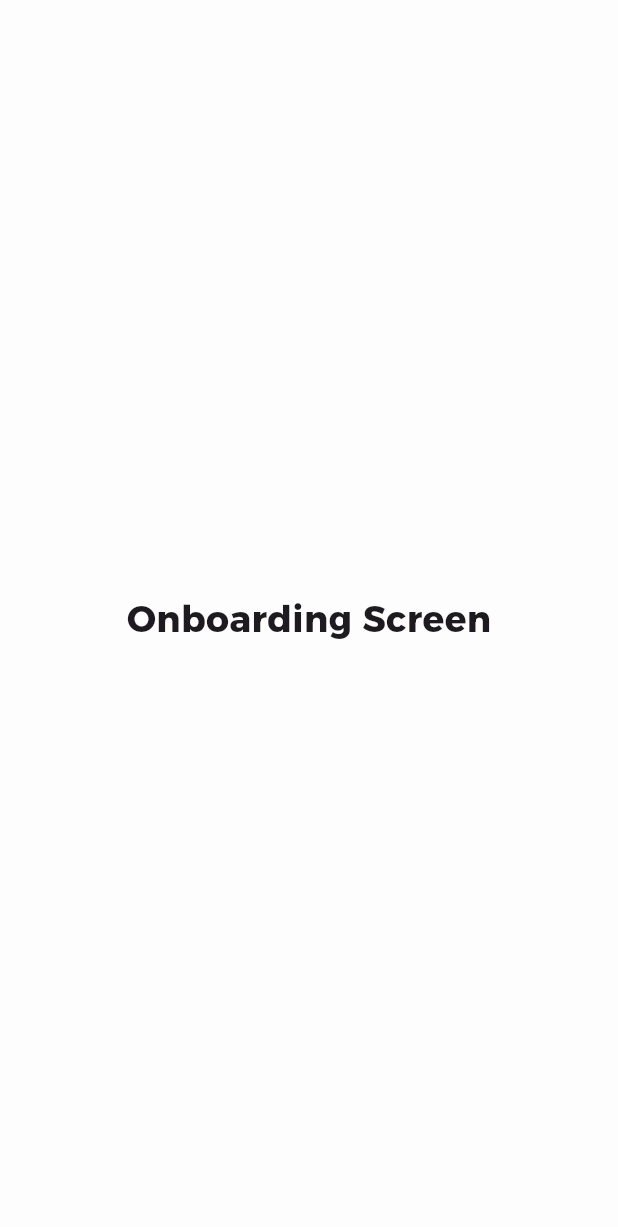
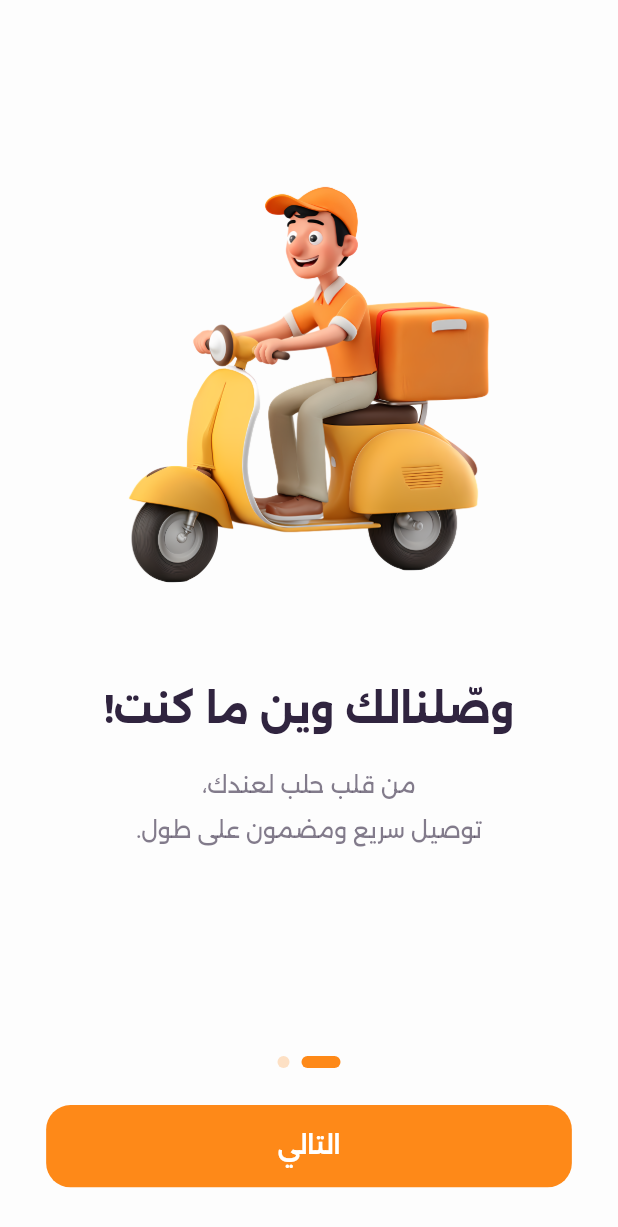
Before and after one commit to abdullahdebo/safi_app, a Flutter app: the screen it shows after launch, on a phone screen of 412 x 824 dp. Shown: the top 1227 px of the screen. Run offline on Flutter 3.47's test engine with Material 3 defaults, Android fonts, the phone set to English and light mode, and no system bars; our stand-ins replace flutter_screenutil.

Commit message:
feat(onboarding): implement multi-page onboarding screen with animations
Replace placeholder with a full PageView-based onboarding flow
(2 pages) using RTL layout and smooth page transitions.

New widgets:
- OnboardingPageContent: image + title + subtitle per page
- OnboardingDotIndicator: animated page-position dots
- OnboardingActionButton: primary CTA that advances pages or
  navigates to the login screen on the last page
- OnboardingFloatingImage: decorative floating image widget

```diff
--- a/lib/features/onboarding/ui/onboarding_screen.dart
+++ b/lib/features/onboarding/ui/onboarding_screen.dart
@@ -1,18 +1,135 @@
 import 'package:flutter/material.dart';
+import 'package:flutter_screenutil/flutter_screenutil.dart';
+import 'package:safi_delivery/core/helper/extensions.dart';
+import 'package:safi_delivery/core/helper/spacing.dart';
+import 'package:safi_delivery/core/routing/routes.dart';
+import 'package:safi_delivery/core/theme/app_colors.dart';
+import 'package:safi_delivery/features/onboarding/widget/onboarding_action_button.dart';
+import 'package:safi_delivery/features/onboarding/widget/onboarding_dot_indicator.dart';
+import 'package:safi_delivery/features/onboarding/widget/onboarding_page_content.dart';
 
-class OnboardingScreen extends StatelessWidget {
+// ─── Data model
+
+class OnboardingData {
+  final String imagePath;
+  final String title;
+  final String subtitle;
+  final String buttonLabel;
+  final bool flipImage;
+
+  const OnboardingData({
+    required this.imagePath,
+    required this.title,
+    required this.subtitle,
+    required this.buttonLabel,
+    this.flipImage = false,
+  });
+}
+
+const pages = [
+  OnboardingData(
+    imagePath: 'assets/image/delivery_moto.png',
+    title: 'وصّلنالك وين ما كنت!',
+    subtitle: 'من قلب حلب لعندك،\nتوصيل سريع ومضمون على طول.',
+    buttonLabel: 'التالي',
+    flipImage: true,
+  ),
+  OnboardingData(
+    imagePath: 'assets/image/man_stand.png',
+    title: 'صافي دليفري',
+    subtitle:
+        'كل طلبك يوصلك بأمان وبإيد أمينة،\nونحنا دايمًا معك.',
+    buttonLabel: 'يلا خلينا نبلش',
+  ),
+];
+
+// ─── Screen ─────
+
+class OnboardingScreen extends StatefulWidget {
   const OnboardingScreen({super.key});
+
+  @override
+  State<OnboardingScreen> createState() =>
+      _OnboardingScreenState();
+}
+
+class _OnboardingScreenState extends State<OnboardingScreen> {
+  final PageController pageController = PageController();
+  int currentPage = 0;
+
+  @override
+  void dispose() {
+    pageController.dispose();
+    super.dispose();
+  }
+
+  void onActionTapped() {
+    if (currentPage < pages.length - 1) {
+      pageController.nextPage(
+        duration: const Duration(milliseconds: 450),
+        curve: Curves.easeInOut,
+      );
+    } else {
+      context.pushReplacementNamed(Routes.login);
+    }
+  }
 
   @override
   Widget build(BuildContext context) {
     return Scaffold(
-      body: Center(
-        child: Text(
-          'Onboarding Screen',
-          style: TextStyle(
-            fontFamily: 'Alexandria',
-            fontSize: 24,
-            fontWeight: FontWeight.bold,
+      backgroundColor: AppColors.backgroundColor,
+      body: SafeArea(
+        child: Directionality(
+          textDirection: TextDirection.rtl,
+          child: Column(
+            children: [
+              Expanded(
+                child: PageView.builder(
+                  controller: pageController,
+                  itemCount: pages.length,
+                  onPageChanged: (index) =>
+                      setState(() => currentPage = index),
+                  itemBuilder: (context, index) {
+                    final data = pages[index];
+                    return OnboardingPageContent(
+                      key: ValueKey(index),
+                      imagePath: data.imagePath,
+                      title: data.title,
+                      subtitle: data.subtitle,
+                      flipImage: data.flipImage,
+                    );
+                  },
+                ),
+              ),
+
+              // ── Bottom bar: dots + button
+              Padding(
+                padding: EdgeInsets.symmetric(
+                  horizontal: 28.w,
+                  vertical: 32.h,
+                ),
+                child: Column(
+                  mainAxisSize: MainAxisSize.min,
+                  children: [
+                    OnboardingDotIndicator(
+                      count: pages.length,
+                      currentIndex: currentPage,
+                    ),
+                    verticalSpace(24.h),
+                    AnimatedSwitcher(
+                      duration: const Duration(
+                        milliseconds: 300,
+                      ),
+                      child: OnboardingActionButton(
+                        key: ValueKey(currentPage),
+                        label: pages[currentPage].buttonLabel,
+                        onTap: onActionTapped,
+                      ),
+                    ),
+                  ],
+                ),
+              ),
+            ],
           ),
         ),
       ),
--- /dev/null
+++ b/lib/features/onboarding/widget/onboarding_action_button.dart
@@ -0,0 +1,43 @@
+import 'package:flutter/material.dart';
+import 'package:flutter_screenutil/flutter_screenutil.dart';
+import 'package:safi_delivery/core/theme/app_colors.dart';
+
+class OnboardingActionButton extends StatelessWidget {
+  final String label;
+  final VoidCallback onTap;
+
+  const OnboardingActionButton({
+    super.key,
+    required this.label,
+    required this.onTap,
+  });
+
+  @override
+  Widget build(BuildContext context) {
+    return SizedBox(
+      width: double.infinity,
+      height: 54.h,
+      child: ElevatedButton(
+        onPressed: onTap,
+        style: ElevatedButton.styleFrom(
+          backgroundColor: AppColors.primaryColor,
+          foregroundColor: Colors.white,
+          elevation: 0,
+          shadowColor: Colors.transparent,
+          shape: RoundedRectangleBorder(
+            borderRadius: BorderRadius.circular(16.r),
+          ),
+        ),
+        child: Text(
+          label,
+          style: TextStyle(
+            fontFamily: 'Alexandria',
+            fontSize: 16.sp,
+            fontWeight: FontWeight.w600,
+            letterSpacing: 0.3,
+          ),
+        ),
+      ),
+    );
+  }
+}
--- /dev/null
+++ b/lib/features/onboarding/widget/onboarding_dot_indicator.dart
@@ -0,0 +1,40 @@
+import 'package:flutter/material.dart';
+import 'package:safi_delivery/core/theme/app_colors.dart';
+
+class OnboardingDotIndicator extends StatelessWidget {
+  final int count;
+  final int currentIndex;
+
+  const OnboardingDotIndicator({
+    super.key,
+    required this.count,
+    required this.currentIndex,
+  });
+
+  @override
+  Widget build(BuildContext context) {
+    return Row(
+      mainAxisAlignment: MainAxisAlignment.center,
+      children: List.generate(count, (index) {
+        final isActive = index == currentIndex;
+        return Padding(
+          padding: const EdgeInsets.symmetric(horizontal: 4),
+          child: AnimatedContainer(
+            duration: const Duration(milliseconds: 300),
+            curve: Curves.easeInOut,
+            width: isActive ? 26 : 8,
+            height: 8,
+            decoration: BoxDecoration(
+              color: isActive
+                  ? AppColors.primaryColor
+                  : AppColors.primaryColor.withValues(
+                      alpha: 0.25,
+                    ),
+              borderRadius: BorderRadius.circular(100),
+            ),
+          ),
+        );
+      }),
+    );
+  }
+}
--- /dev/null
+++ b/lib/features/onboarding/widget/onboarding_floating_image.dart
@@ -0,0 +1,68 @@
+import 'package:flutter/material.dart';
+import 'package:flutter_screenutil/flutter_screenutil.dart';
+
+class OnboardingFloatingImage extends StatefulWidget {
+  final String imagePath;
+  final bool flip;
+
+  const OnboardingFloatingImage({
+    super.key,
+    required this.imagePath,
+    this.flip = false,
+  });
+
+  @override
+  State<OnboardingFloatingImage> createState() =>
+      _OnboardingFloatingImageState();
+}
+
+class _OnboardingFloatingImageState
+    extends State<OnboardingFloatingImage>
+    with SingleTickerProviderStateMixin {
+  late final AnimationController _floatController;
+  late final Animation<double> _floatOffset;
+
+  @override
+  void initState() {
+    super.initState();
+    _floatController = AnimationController(
+      vsync: this,
+      duration: const Duration(milliseconds: 2500),
+    )..repeat(reverse: true);
+
+    _floatOffset = Tween<double>(begin: 0.0, end: -10.0).animate(
+      CurvedAnimation(
+        parent: _floatController,
+        curve: Curves.easeInOut,
+      ),
+    );
+  }
+
+  @override
+  void dispose() {
+    _floatController.dispose();
+    super.dispose();
+  }
+
+  @override
+  Widget build(BuildContext context) {
+    return AnimatedBuilder(
+      animation: _floatController,
+      builder: (context, child) {
+        return Transform.translate(
+          offset: Offset(0, _floatOffset.value),
+          child: child,
+        );
+      },
+      child: Transform.scale(
+        scaleX: widget.flip ? -1.0 : 1.0,
+        child: Image.asset(
+          widget.imagePath,
+          width: 280.w,
+          height: 280.h,
+          fit: BoxFit.contain,
+        ),
+      ),
+    );
+  }
+}
--- /dev/null
+++ b/lib/features/onboarding/widget/onboarding_page_content.dart
@@ -0,0 +1,126 @@
+import 'package:flutter/material.dart';
+import 'package:flutter_screenutil/flutter_screenutil.dart';
+import 'package:safi_delivery/core/helper/spacing.dart';
+import 'package:safi_delivery/core/theme/app_colors.dart';
+import 'package:safi_delivery/features/onboarding/widget/onboarding_floating_image.dart';
+
+class OnboardingPageContent extends StatefulWidget {
+  final String imagePath;
+  final String title;
+  final String subtitle;
+  final bool flipImage;
+
+  const OnboardingPageContent({
+    super.key,
+    required this.imagePath,
+    required this.title,
+    required this.subtitle,
+    this.flipImage = false,
+  });
+
+  @override
+  State<OnboardingPageContent> createState() =>
+      _OnboardingPageContentState();
+}
+
+class _OnboardingPageContentState
+    extends State<OnboardingPageContent>
+    with SingleTickerProviderStateMixin {
+  late final AnimationController entryController;
+  late final Animation<double> _opacity;
+  late final Animation<double> _slideY;
+
+  @override
+  void initState() {
+    super.initState();
+    entryController = AnimationController(
+      vsync: this,
+      duration: const Duration(milliseconds: 650),
+    )..forward();
+
+    _opacity = Tween<double>(begin: 0.0, end: 1.0).animate(
+      CurvedAnimation(
+        parent: entryController,
+        curve: Curves.easeOut,
+      ),
+    );
+
+    _slideY = Tween<double>(begin: 30.0, end: 0.0).animate(
+      CurvedAnimation(
+        parent: entryController,
+        curve: Curves.easeOut,
+      ),
+    );
+  }
+
+  @override
+  void dispose() {
+    entryController.dispose();
+    super.dispose();
+  }
+
+  @override
+  Widget build(BuildContext context) {
+    return Padding(
+      padding: EdgeInsets.symmetric(horizontal: 28.w),
+      child: Column(
+        mainAxisAlignment: MainAxisAlignment.center,
+        children: [
+          verticalSpace(18.h),
+          // ── Image (floating handled inside)
+          OnboardingFloatingImage(
+            imagePath: widget.imagePath,
+            flip: widget.flipImage,
+          ),
+          verticalSpace(45.h),
+          // ── Animated text block
+          AnimatedBuilder(
+            animation: entryController,
+            builder: (context, child) {
+              return Opacity(
+                opacity: _opacity.value,
+                child: Transform.translate(
+                  offset: Offset(0, _slideY.value),
+                  child: child,
+                ),
+              );
+            },
+            child: Column(
+              children: [
+                // Title
+                Text(
+                  widget.title,
+                  textAlign: TextAlign.center,
+                  textDirection: TextDirection.rtl,
+                  style: TextStyle(
+                    fontFamily: 'Alexandria',
+                    fontSize: 26.sp,
+                    fontWeight: FontWeight.w700,
+                    color: AppColors.secondaryColor,
+                    height: 1.45,
+                  ),
+                ),
+                verticalSpace(16.h),
+                // Subtitle
+                Text(
+                  widget.subtitle,
+                  textAlign: TextAlign.center,
+                  textDirection: TextDirection.rtl,
+                  style: TextStyle(
+                    fontFamily: 'Alexandria',
+                    fontSize: 15.sp,
+                    fontWeight: FontWeight.w400,
+                    color: AppColors.secondaryColor.withValues(
+                      alpha: 0.6,
+                    ),
+                    height: 2.00,
+                  ),
+                ),
+              ],
+            ),
+          ),
+        ],
+      ),
+    );
+  }
+}
```
